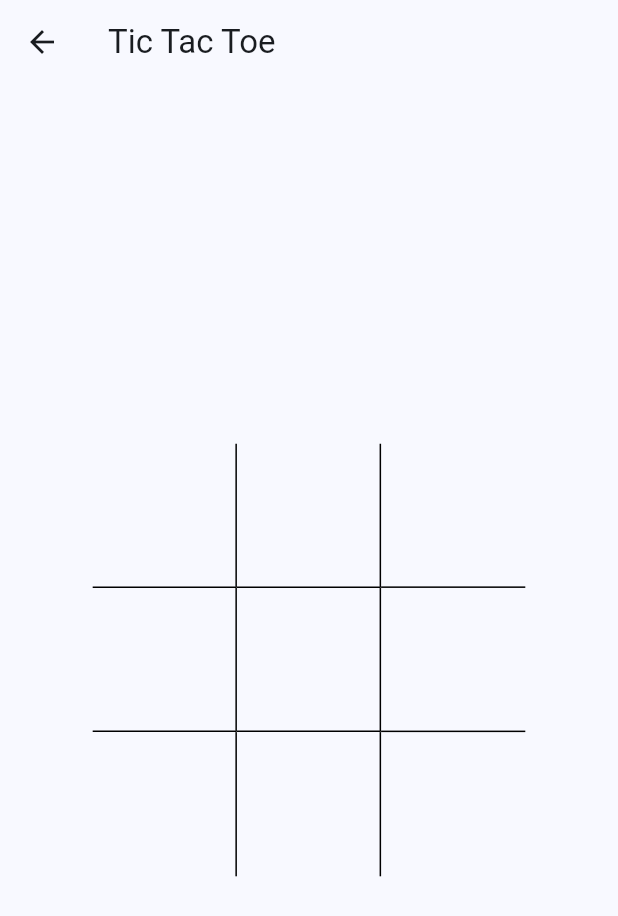
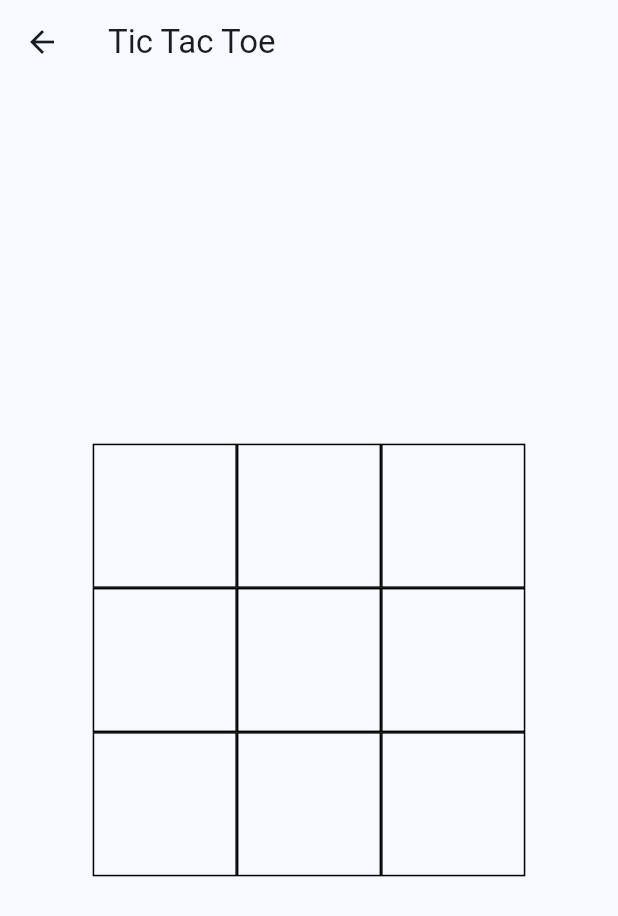
Before and after one commit to Slin58/naolympics, a Flutter app: the TicTacToePage screen opened by its route, on a phone screen of 412 x 824 dp. Shown: the top 916 px of the screen. Run offline on Flutter 3.47's test engine with Material 2 defaults, Android fonts, the phone set to English and light mode, and no system bars.

Commit message:
added borders back to playing field

```diff
--- a/naolympics_app/lib/screens/tic_tac_toe_page.dart
+++ b/naolympics_app/lib/screens/tic_tac_toe_page.dart
@@ -202,14 +202,12 @@ class TicTacToeState extends State<TicTacToePage> {
                           child: Container(
                             width: fieldSize / 3,
                             height: fieldSize / 3,
-                            decoration: BoxDecoration(
+                            decoration: const BoxDecoration(
                               border: Border(
-                                right: col < 2
-                                    ? const BorderSide(color: Colors.black)
-                                    : BorderSide.none,
-                                bottom: row < 2
-                                    ? const BorderSide(color: Colors.black)
-                                    : BorderSide.none,
+                                right: BorderSide(color: Colors.black),
+                                left: BorderSide(color: Colors.black),
+                                bottom: BorderSide(color: Colors.black),
+                                top: BorderSide(color: Colors.black),
                               ),
                             ),
                             child: Center(child: setIcon(row, col)),
```
